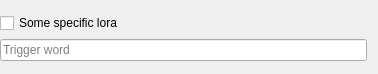
Capsize-Games/airunner, file src/airunner/pyqt/lora.ui: the form before one commit.
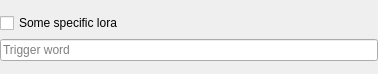
The form after the commit.

Commit message: removes right padding of lora

```diff
--- a/src/airunner/pyqt/lora.ui
+++ b/src/airunner/pyqt/lora.ui
@@ -17,6 +17,9 @@
    <property name="leftMargin">
     <number>0</number>
    </property>
+   <property name="rightMargin">
+    <number>0</number>
+   </property>
    <item row="0" column="0">
     <layout class="QGridLayout" name="gridLayout">
      <item row="3" column="0">
```
